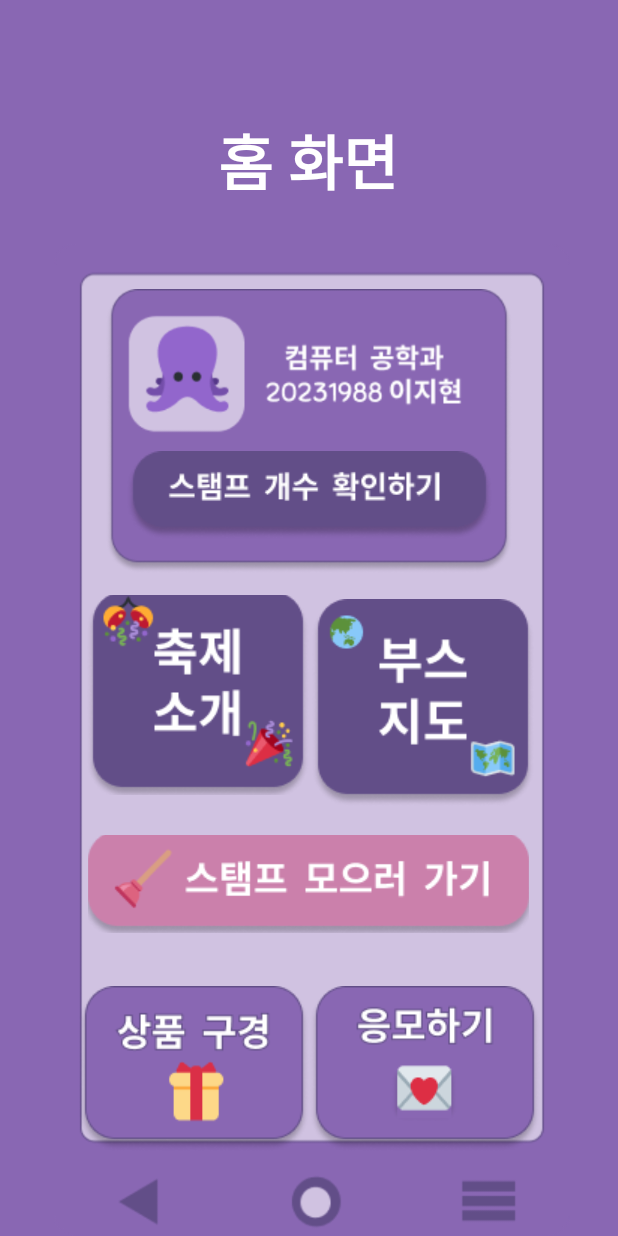
After one commit to jihyun1123/HanbatHanStamp, an Android app: the HomeActivity screen opened directly, with no data from a screen before it, on a phone screen of 412 x 824 dp. The commit adds this screen. Run offline under Robolectric (Android 15) with nearby library versions, the phone set to English and light mode, and no system bars.

Commit message:
LoginandHome

```diff
--- /dev/null
+++ b/app/src/main/java/com/example/hanbathanstamp/HomeActivity.java
@@ -0,0 +1,66 @@
+package com.example.hanbathanstamp;
+
+import android.content.Intent;
+import android.os.Bundle;
+import android.view.View;
+import android.widget.ImageButton;
+import androidx.appcompat.app.AppCompatActivity;
+
+public class HomeActivity extends AppCompatActivity {
+
+    private ImageButton imageButton4, imageButton5, imageButton6, imageButton7, imageButton8;
+
+    @Override
+    protected void onCreate(Bundle savedInstanceState) {
+        super.onCreate(savedInstanceState);
+        setContentView(R.layout.activity_home);
+
+        // ImageButton 초기화
+        imageButton4 = findViewById(R.id.imageButton4);
+        imageButton5 = findViewById(R.id.imageButton5);
+        imageButton6 = findViewById(R.id.imageButton6);
+        imageButton7 = findViewById(R.id.imageButton7);
+        imageButton8 = findViewById(R.id.imageButton8);
+
+        // 클릭 리스너 설정
+        imageButton4.setOnClickListener(new View.OnClickListener() {
+            @Override
+            public void onClick(View v) {
+                Intent intent = new Intent(HomeActivity.this, IntroduceActivity.class);
+                startActivity(intent);
+            }
+        });
+
+        imageButton5.setOnClickListener(new View.OnClickListener() {
+            @Override
+            public void onClick(View v) {
+                Intent intent = new Intent(HomeActivity.this, BoothActivity.class);
+                startActivity(intent);
+            }
+        });
+
+        imageButton6.setOnClickListener(new View.OnClickListener() {
+            @Override
+            public void onClick(View v) {
+                Intent intent = new Intent(HomeActivity.this, QRscanActivity.class);
+                startActivity(intent);
+            }
+        });
+
+        imageButton7.setOnClickListener(new View.OnClickListener() {
+            @Override
+            public void onClick(View v) {
+                Intent intent = new Intent(HomeActivity.this, GiftActivity.class);
+                startActivity(intent);
+            }
+        });
+
+        imageButton8.setOnClickListener(new View.OnClickListener() {
+            @Override
+            public void onClick(View v) {
+                Intent intent = new Intent(HomeActivity.this, FormActivity.class);
+                startActivity(intent);
+            }
+        });
+    }
+}
--- /dev/null
+++ b/app/src/main/res/layout/activity_booth.xml
@@ -0,0 +1,6 @@
+<?xml version="1.0" encoding="utf-8"?>
+<androidx.constraintlayout.widget.ConstraintLayout xmlns:android="http://schemas.android.com/apk/res/android"
+    android:layout_width="match_parent"
+    android:layout_height="match_parent">
+
+</androidx.constraintlayout.widget.ConstraintLayout>
--- /dev/null
+++ b/app/src/main/res/layout/activity_form.xml
@@ -0,0 +1,6 @@
+<?xml version="1.0" encoding="utf-8"?>
+<androidx.constraintlayout.widget.ConstraintLayout xmlns:android="http://schemas.android.com/apk/res/android"
+    android:layout_width="match_parent"
+    android:layout_height="match_parent">
+
+</androidx.constraintlayout.widget.ConstraintLayout>
--- /dev/null
+++ b/app/src/main/res/layout/activity_gift.xml
@@ -0,0 +1,6 @@
+<?xml version="1.0" encoding="utf-8"?>
+<androidx.constraintlayout.widget.ConstraintLayout xmlns:android="http://schemas.android.com/apk/res/android"
+    android:layout_width="match_parent"
+    android:layout_height="match_parent">
+
+</androidx.constraintlayout.widget.ConstraintLayout>
--- /dev/null
+++ b/app/src/main/res/layout/activity_home.xml
@@ -0,0 +1,134 @@
+<?xml version="1.0" encoding="utf-8"?>
+<androidx.constraintlayout.widget.ConstraintLayout xmlns:android="http://schemas.android.com/apk/res/android"
+    xmlns:app="http://schemas.android.com/apk/res-auto"
+    xmlns:tools="http://schemas.android.com/tools"
+    android:background="#8967B3"
+    android:layout_width="match_parent"
+    android:layout_height="match_parent">
+
+
+    <ImageView
+        android:id="@+id/imageView5"
+        android:layout_width="409dp"
+        android:layout_height="661dp"
+        android:layout_marginStart="3dp"
+        android:layout_marginTop="4dp"
+        app:layout_constraintBottom_toBottomOf="parent"
+        app:layout_constraintEnd_toEndOf="parent"
+        app:layout_constraintHorizontal_bias="0.0"
+        app:layout_constraintStart_toStartOf="parent"
+        app:layout_constraintTop_toTopOf="parent"
+        app:layout_constraintVertical_bias="1.0"
+        app:srcCompat="@drawable/mainphonthema" />
+
+    <TextView
+        android:id="@+id/textView"
+        android:layout_width="wrap_content"
+        android:layout_height="wrap_content"
+        android:layout_marginStart="174dp"
+        android:layout_marginTop="43dp"
+        android:layout_marginEnd="179dp"
+        android:layout_marginBottom="5dp"
+        android:text="홈 화면"
+        android:textColor="#ffffff"
+        android:textSize="40sp"
+        android:textStyle="bold"
+        app:layout_constraintBottom_toTopOf="@+id/imageView5"
+        app:layout_constraintEnd_toEndOf="parent"
+        app:layout_constraintHorizontal_bias="0.474"
+        app:layout_constraintStart_toStartOf="parent"
+        app:layout_constraintTop_toTopOf="parent"
+        app:layout_constraintVertical_bias="0.627" />
+
+    <ImageView
+        android:id="@+id/imageView7"
+        android:layout_width="277dp"
+        android:layout_height="189dp"
+        app:layout_constraintBottom_toBottomOf="parent"
+        app:layout_constraintEnd_toEndOf="parent"
+        app:layout_constraintStart_toStartOf="parent"
+        app:layout_constraintTop_toTopOf="@+id/imageView5"
+        app:layout_constraintVertical_bias="0.063"
+        app:srcCompat="@drawable/user"
+        tools:ignore="MissingConstraints" />
+
+    <ImageButton
+        android:id="@+id/imageButton3"
+        android:layout_width="wrap_content"
+        android:layout_height="wrap_content"
+        android:layout_marginTop="108dp"
+        android:background="@android:color/transparent"
+        app:layout_constraintEnd_toEndOf="@+id/imageView7"
+        app:layout_constraintStart_toStartOf="@+id/imageView7"
+        app:layout_constraintTop_toTopOf="@+id/imageView7"
+        app:srcCompat="@drawable/stampcounterbtn" />
+
+    <ImageButton
+        android:id="@+id/imageButton4"
+        android:layout_width="151dp"
+        android:layout_height="133dp"
+        android:layout_marginStart="56dp"
+        android:layout_marginBottom="8dp"
+        android:background="@android:color/transparent"
+        app:layout_constraintBottom_toTopOf="@+id/imageButton6"
+        app:layout_constraintStart_toStartOf="parent"
+        app:layout_constraintTop_toBottomOf="@+id/imageView7"
+        app:layout_constraintVertical_bias="0.441"
+        app:srcCompat="@drawable/introducebtn" />
+
+    <ImageButton
+        android:id="@+id/imageButton5"
+        android:layout_width="150dp"
+        android:layout_height="143dp"
+        android:layout_marginTop="20dp"
+        android:background="@android:color/transparent"
+        app:layout_constraintBottom_toTopOf="@+id/imageButton6"
+        app:layout_constraintEnd_toEndOf="parent"
+        app:layout_constraintHorizontal_bias="0.73"
+        app:layout_constraintStart_toStartOf="@+id/imageButton4"
+        app:layout_constraintTop_toBottomOf="@+id/imageButton3"
+        app:srcCompat="@drawable/boothmapbtn" />
+
+    <ImageButton
+        android:id="@+id/imageButton6"
+        android:layout_width="294dp"
+        android:layout_height="65dp"
+        android:background="@android:color/transparent"
+        app:layout_constraintBottom_toBottomOf="@+id/imageView5"
+        app:layout_constraintEnd_toEndOf="parent"
+        app:layout_constraintHorizontal_bias="0.495"
+        app:layout_constraintStart_toStartOf="parent"
+        app:layout_constraintTop_toBottomOf="@+id/imageView7"
+        app:layout_constraintVertical_bias="0.464"
+        app:srcCompat="@drawable/gotostampbtn" />
+
+    <ImageButton
+        android:id="@+id/imageButton8"
+        android:layout_width="154dp"
+        android:layout_height="112dp"
+        android:layout_marginTop="20dp"
+        android:layout_marginEnd="52dp"
+        android:background="@android:color/transparent"
+        app:layout_constraintBottom_toBottomOf="parent"
+        app:layout_constraintEnd_toEndOf="parent"
+        app:layout_constraintTop_toBottomOf="@+id/imageButton6"
+        app:layout_constraintVertical_bias="0.2"
+        app:srcCompat="@drawable/submitbtn" />
+
+    <ImageButton
+        android:id="@+id/imageButton7"
+        android:layout_width="157dp"
+        android:layout_height="113dp"
+        android:layout_marginTop="20dp"
+        android:layout_marginEnd="152dp"
+        android:background="@android:color/transparent"
+        app:layout_constraintBottom_toBottomOf="parent"
+        app:layout_constraintEnd_toEndOf="@+id/imageButton8"
+        app:layout_constraintHorizontal_bias="1.0"
+        app:layout_constraintStart_toStartOf="parent"
+        app:layout_constraintTop_toBottomOf="@+id/imageButton6"
+        app:layout_constraintVertical_bias="0.191"
+        app:srcCompat="@drawable/lookinggiftbtn" />
+
+
+</androidx.constraintlayout.widget.ConstraintLayout>
--- /dev/null
+++ b/app/src/main/res/layout/activity_introduce.xml
@@ -0,0 +1,6 @@
+<?xml version="1.0" encoding="utf-8"?>
+<androidx.constraintlayout.widget.ConstraintLayout xmlns:android="http://schemas.android.com/apk/res/android"
+    android:layout_width="match_parent"
+    android:layout_height="match_parent">
+
+</androidx.constraintlayout.widget.ConstraintLayout>
--- /dev/null
+++ b/app/src/main/res/layout/activity_qrscan.xml
@@ -0,0 +1,6 @@
+<?xml version="1.0" encoding="utf-8"?>
+<androidx.constraintlayout.widget.ConstraintLayout xmlns:android="http://schemas.android.com/apk/res/android"
+    android:layout_width="match_parent"
+    android:layout_height="match_parent">
+
+</androidx.constraintlayout.widget.ConstraintLayout>
--- a/app/src/main/res/values-night/themes.xml
+++ b/app/src/main/res/values-night/themes.xml
@@ -3,5 +3,9 @@
     <style name="Base.Theme.HanbatHanStamp" parent="Theme.Material3.DayNight.NoActionBar">
         <!-- Customize your dark theme here. -->
         <!-- <item name="colorPrimary">@color/my_dark_primary</item> -->
+        <item name="colorPrimary">#624E88</item>
+        <item name="colorPrimaryVariant">#624E88</item>
+        <item name="android:statusBarColor">#624E88</item>
+        <item name="android:windowLightStatusBar">false</item>
     </style>
 </resources>
--- a/app/src/main/res/values/themes.xml
+++ b/app/src/main/res/values/themes.xml
@@ -3,6 +3,10 @@
     <style name="Base.Theme.HanbatHanStamp" parent="Theme.Material3.DayNight.NoActionBar">
         <!-- Customize your light theme here. -->
         <!-- <item name="colorPrimary">@color/my_light_primary</item> -->
+        <item name="colorPrimary">#624E88</item>
+        <item name="colorPrimaryVariant">#624E88</item>
+        <item name="android:statusBarColor">#624E88</item>
+        <item name="android:windowLightStatusBar">false</item>
     </style>
 
     <style name="Theme.HanbatHanStamp" parent="Base.Theme.HanbatHanStamp" />
```
Also changed, not shown: app/src/main/AndroidManifest.xml (+8 -0 lines), app/src/main/java/com/example/hanbathanstamp/BoothActivity.java (added, +16 -0 lines), app/src/main/java/com/example/hanbathanstamp/FormActivity.java (added, +16 -0 lines), app/src/main/java/com/example/hanbathanstamp/GiftActivity.java (added, +16 -0 lines), app/src/main/java/com/example/hanbathanstamp/IntroduceActivity.java (added, +18 -0 lines), app/src/main/java/com/example/hanbathanstamp/LoginActivity.java (+40 -9 lines), app/src/main/java/com/example/hanbathanstamp/QRscanActivity.java (added, +16 -0 lines), app/src/main/res/layout/activity_login.xml (+91 -0 lines), app/src/main/res/drawable/hanbathanstamwhite.png (added), app/src/main/res/drawable/loginbutton.png (added), app/src/main/res/drawable/rect.png (added).
